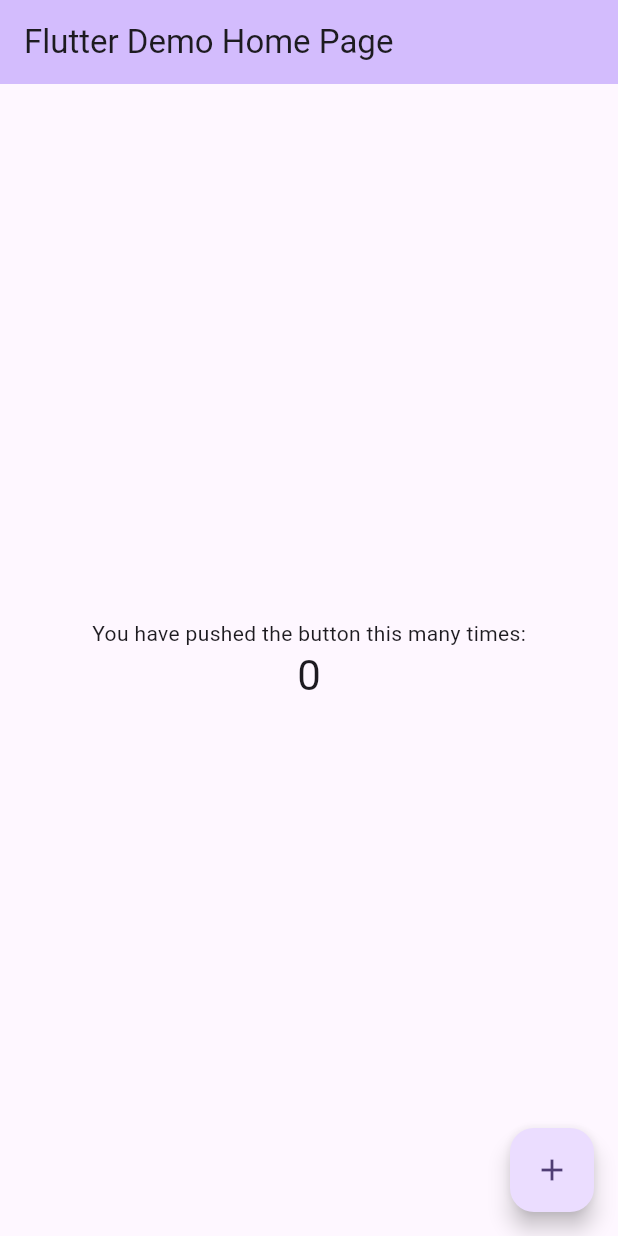
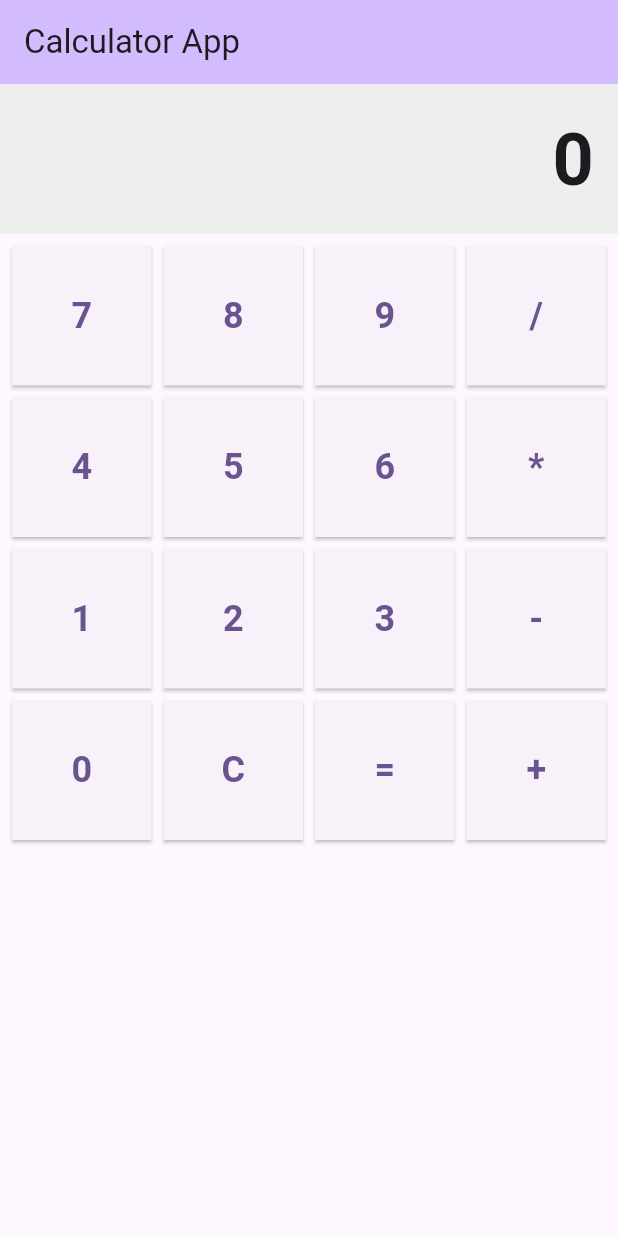
Before and after one commit to Fel1xGarc1a/CalculatorApp, a Flutter app: the screen it shows after launch, on a phone screen of 412 x 824 dp. Run offline on Flutter 3.47's test engine with Material 3 defaults, Android fonts, the phone set to English and light mode, and no system bars.

Commit message:
Calculator UI

```diff
--- a/lib/main.dart
+++ b/lib/main.dart
@@ -11,7 +11,7 @@ class MyApp extends StatelessWidget {
   @override
   Widget build(BuildContext context) {
     return MaterialApp(
-      title: 'Flutter Demo',
+      title: 'Calculator App',
       theme: ThemeData(
         // This is the theme of your application.
         //
@@ -30,7 +30,7 @@ class MyApp extends StatelessWidget {
         // tested with just a hot reload.
         colorScheme: ColorScheme.fromSeed(seedColor: Colors.deepPurple),
       ),
-      home: const MyHomePage(title: 'Flutter Demo Home Page'),
+      home: const MyHomePage(title: 'Calculator App'),
     );
   }
 }
@@ -54,69 +54,90 @@ class MyHomePage extends StatefulWidget {
 }
 
 class _MyHomePageState extends State<MyHomePage> {
-  int _counter = 0;
-
-  void _incrementCounter() {
-    setState(() {
-      // This call to setState tells the Flutter framework that something has
-      // changed in this State, which causes it to rerun the build method below
-      // so that the display can reflect the updated values. If we changed
-      // _counter without calling setState(), then the build method would not be
-      // called again, and so nothing would appear to happen.
-      _counter++;
-    });
-  }
+  String _displayValue = '0';
 
   @override
   Widget build(BuildContext context) {
-    // This method is rerun every time setState is called, for instance as done
-    // by the _incrementCounter method above.
-    //
-    // The Flutter framework has been optimized to make rerunning build methods
-    // fast, so that you can just rebuild anything that needs updating rather
-    // than having to individually change instances of widgets.
     return Scaffold(
       appBar: AppBar(
-        // TRY THIS: Try changing the color here to a specific color (to
-        // Colors.amber, perhaps?) and trigger a hot reload to see the AppBar
-        // change color while the other colors stay the same.
         backgroundColor: Theme.of(context).colorScheme.inversePrimary,
-        // Here we take the value from the MyHomePage object that was created by
-        // the App.build method, and use it to set our appbar title.
         title: Text(widget.title),
       ),
-      body: Center(
-        // Center is a layout widget. It takes a single child and positions it
-        // in the middle of the parent.
-        child: Column(
-          // Column is also a layout widget. It takes a list of children and
-          // arranges them vertically. By default, it sizes itself to fit its
-          // children horizontally, and tries to be as tall as its parent.
-          //
-          // Column has various properties to control how it sizes itself and
-          // how it positions its children. Here we use mainAxisAlignment to
-          // center the children vertically; the main axis here is the vertical
-          // axis because Columns are vertical (the cross axis would be
-          // horizontal).
-          //
-          // TRY THIS: Invoke "debug painting" (choose the "Toggle Debug Paint"
-          // action in the IDE, or press "p" in the console), to see the
-          // wireframe for each widget.
-          mainAxisAlignment: MainAxisAlignment.center,
-          children: <Widget>[
-            const Text('You have pushed the button this many times:'),
-            Text(
-              '$_counter',
-              style: Theme.of(context).textTheme.headlineMedium,
+      body: Column(
+        children: [
+          // Display area
+          Container(
+            padding: const EdgeInsets.all(16),
+            alignment: Alignment.bottomRight,
+            height: 100,
+            width: double.infinity,
+            color: Colors.grey[200],
+            child: Text(
+              _displayValue,
+              style: const TextStyle(
+                fontSize: 48,
+                fontWeight: FontWeight.bold,
+              ),
             ),
-          ],
+          ),
+
+          // Calculator buttons grid
+          Expanded(
+            child: GridView.count(
+              crossAxisCount: 4,
+              childAspectRatio: 1.0,
+              padding: const EdgeInsets.all(8.0),
+              mainAxisSpacing: 8.0,
+              crossAxisSpacing: 8.0,
+              children: [
+                // First row
+                buildButton('7'),
+                buildButton('8'),
+                buildButton('9'),
+                buildButton('/'),
+
+                // Second row
+                buildButton('4'),
+                buildButton('5'),
+                buildButton('6'),
+                buildButton('*'),
+
+                // Third row
+                buildButton('1'),
+                buildButton('2'),
+                buildButton('3'),
+                buildButton('-'),
+
+                // Fourth row
+                buildButton('0'),
+                buildButton('C'),
+                buildButton('='),
+                buildButton('+'),
+              ],
+            ),
+          ),
+        ],
+      ),
+    );
+  }
+
+  Widget buildButton(String buttonText) {
+    return ElevatedButton(
+      onPressed: () {
+        // Functionality will be added later
+      },
+      style: ElevatedButton.styleFrom(
+        shape: RoundedRectangleBorder(
+          borderRadius: BorderRadius.circular(0),
         ),
       ),
-      floatingActionButton: FloatingActionButton(
-        onPressed: _incrementCounter,
-        tooltip: 'Increment',
-        child: const Icon(Icons.add),
-      ), // This trailing comma makes auto-formatting nicer for build methods.
+      child: Text(
+        buttonText,
+        style: const TextStyle(
+          fontSize: 24,
+          fontWeight: FontWeight.bold,
+        ),
+      ),
     );
   }
 }
```
